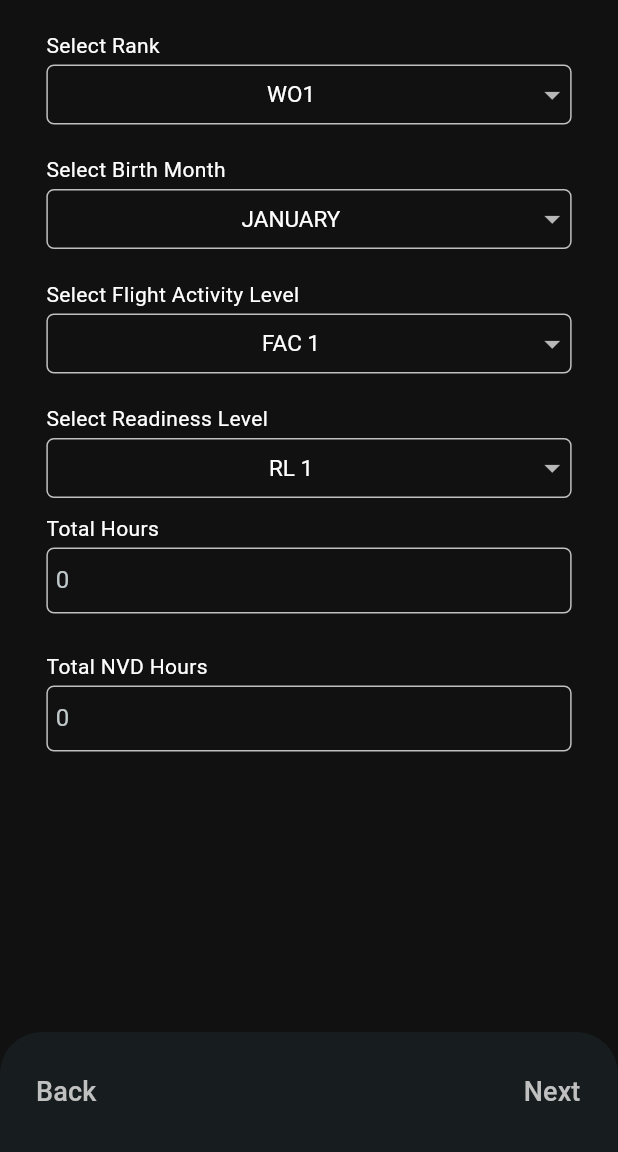
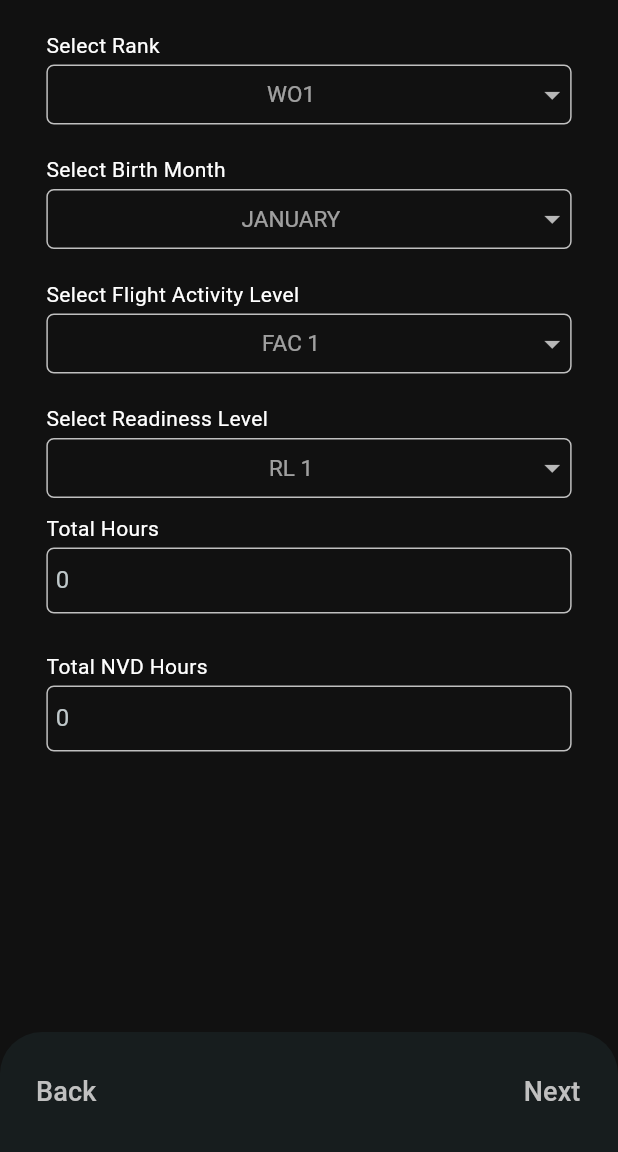
Before and after one commit to kirkwodoster/armyflighthours, a Flutter app: the OnBoardingScreen screen opened directly, swiped to page 2, on a phone screen of 412 x 824 dp, the part 84-1236 px from its top. Run offline on Flutter 3.47's test engine with Material 3 defaults, Android fonts, the phone set to English and light mode, and no system bars; our stand-ins replace cloud_firestore, email_validator, firebase_auth, firebase_core, flex_color_scheme, google_sign_in and 1 more; accounts and stored records are empty; network calls fail.

Commit message:
fixed dropdown to default to a value

```diff
--- a/lib/page/on_board.dart
+++ b/lib/page/on_board.dart
@@ -28,6 +28,12 @@ class _OnboardingPageState extends State<OnBoardingScreen> {
 
   @override
   Widget build(BuildContext context) {
+    print(selectedMonth);
+    print(selectedAirframe);
+    print(selectedRL);
+    print(selectedFac);
+    print(selectedRank);
+
     final myTheme = Theme.of(context).colorScheme;
     double screenWidth = MediaQuery.of(context).size.width;
     double screenHeight = MediaQuery.of(context).size.height;
@@ -97,6 +103,7 @@ class _OnboardingPageState extends State<OnBoardingScreen> {
                               height: 3,
                             ),
                             dropdownMenu(
+                              hintText: "WO1",
                               listData: rank,
                               onSelectedValueChange: (value) {
                                 selectedValues['rank'] = value;
@@ -111,6 +118,7 @@ class _OnboardingPageState extends State<OnBoardingScreen> {
                               height: 3,
                             ),
                             dropdownMenu(
+                              hintText: "JANUARY",
                               listData: months,
                               onSelectedValueChange: (value) {
                                 selectedValues['month'] = value;
@@ -125,6 +133,7 @@ class _OnboardingPageState extends State<OnBoardingScreen> {
                               height: 3,
                             ),
                             dropdownMenu(
+                              hintText: "FAC 1",
                               listData: fac,
                               onSelectedValueChange: (value) {
                                 selectedValues['fac'] = value;
@@ -139,6 +148,7 @@ class _OnboardingPageState extends State<OnBoardingScreen> {
                               height: 3,
                             ),
                             dropdownMenu(
+                              hintText: "RL 1",
                               listData: rlLevel,
                               onSelectedValueChange: (value) {
                                 selectedValues['rlLevel'] = value;
@@ -350,10 +360,10 @@ class _OnboardingPageState extends State<OnBoardingScreen> {
                                   scrollController.jumpTo(0.0);
                                   FocusManager.instance.primaryFocus?.unfocus();
                                   if (_totalKey.currentState!.validate() &&
-                                      selectedValues['rank'] != null &&
-                                      selectedValues['month'] != null &&
-                                      selectedValues['fac'] != null &&
-                                      selectedValues['rlLevel'] != null) {
+                                      selectedRank != null &&
+                                      selectedMonth != null &&
+                                      selectedFac != null &&
+                                      selectedRL != null) {
                                     controller.nextPage(
                                       duration:
                                           const Duration(milliseconds: 500),
@@ -613,12 +623,6 @@ List<String> months = [
   'DECEMBER'
 ];
 
-List<String> fac = [
-  'FAC 1',
-  'FAC 2',
-  'FAC 3',
-];
-
 List<String> rlLevel = [
   'RL 1',
   'RL 2',
@@ -639,21 +643,31 @@ List<String> rank = [
   'COL',
   'CIVILIAN'
 ];
-String? selectedRank;
-String? selectedMonth;
-String? selectedFac;
-String? selectedRL;
+
+List<String> fac = [
+  'FAC 1 ',
+  'FAC 2',
+  'FAC 3',
+];
+
+String? selectedRank = "WO!";
+String? selectedMonth = "JANUARY";
+String? selectedFac = "FAC 1";
+String? selectedRL = " RL 1";
+// String? selectedData;
 
 Map<String, String> selectedValues = {};
 
 class dropdownMenu extends StatefulWidget {
   final List<String> listData;
   final ValueChanged<String> onSelectedValueChange;
+  final String hintText;
 
   const dropdownMenu({
     Key? key,
     required this.listData,
     required this.onSelectedValueChange,
+    required this.hintText,
   }) : super(key: key);
 
   @override
@@ -666,13 +680,14 @@ class _dropdownMenuState extends State<dropdownMenu> {
   @override
   void initState() {
     super.initState();
-    selectedData = widget.listData.first;
+    // selectedData = widget.listData.first;
   }
 
   @override
   Widget build(BuildContext context) {
     final myTheme = Theme.of(context).colorScheme;
     double screenWidth = MediaQuery.of(context).size.width;
+
     return Center(
       child: Row(
         mainAxisAlignment: MainAxisAlignment.center,
@@ -687,7 +702,8 @@ class _dropdownMenuState extends State<dropdownMenu> {
               borderRadius: BorderRadius.circular(5.0),
             ),
             child: DropdownButton<String>(
-              hint: Text('Choose a Value'),
+              hint: Container(
+                  alignment: Alignment.center, child: Text(widget.hintText)),
               menuMaxHeight: 250,
               style: TextStyle(fontSize: 15),
               isExpanded: true,
@@ -812,7 +828,9 @@ Future initialOnboardData() async {
 
   await _usersCollection
       .doc(uid)
-      .update(onboardData)
+      .collection('userdata')
+      .doc('userinfo')
+      .set(onboardData, SetOptions(merge: true))
       .then((value) => print("Data Added"))
       .catchError((error) => print("Failed to add data: $error"));
 }
@@ -844,7 +862,7 @@ Future totalHours() async {
       .doc(uid)
       .collection('userdata')
       .doc('onboardhours')
-      .set(totalhnvd)
+      .set(totalhnvd, SetOptions(merge: true))
       .then((value) => print("Data Added"))
       .catchError((error) => print("Failed to add data: $error"));
 }
--- a/pubspec.yaml
+++ b/pubspec.yaml
@@ -2,7 +2,7 @@ name: firebase_auth_verify_email
 version: 1.0.0+1
 
 environment:
-  sdk: ">=2.12.0 <3.0.0"
+  sdk: ">=2.17.0 <3.0.0"  #">=2.12.0 <3.0.0"
 
 dependencies:
   flutter:
```
Also changed, not shown: pubspec.lock.
